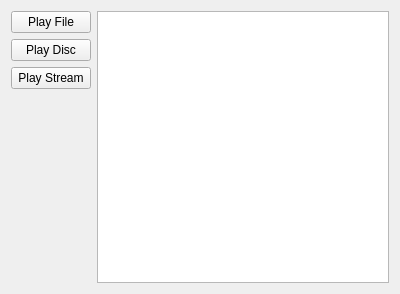
First picture: the form in src/app/loadView.ui, repository KDE/dragon, before the edit.
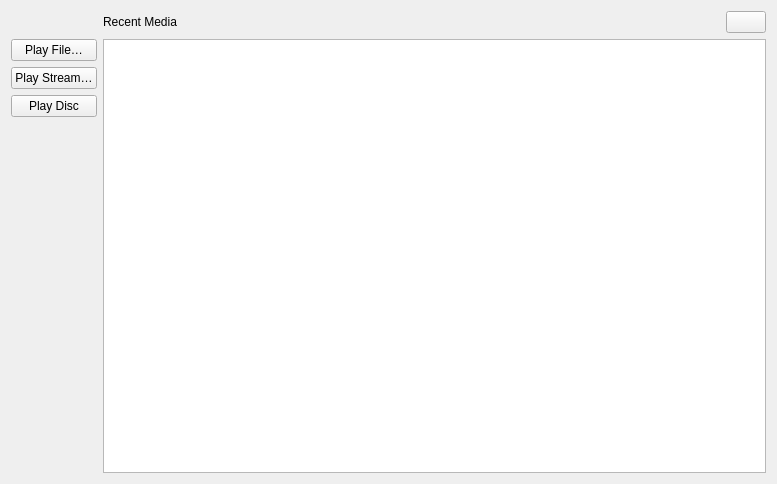
Second picture: the form after the edit. Icons and pictures are not drawn. Custom widgets are drawn as their Qt base class.

Commit message:
add more visible clear button
makes the feature more accessible

```diff
--- a/src/app/loadView.ui
+++ b/src/app/loadView.ui
@@ -6,22 +6,45 @@
    <rect>
     <x>0</x>
     <y>0</y>
-    <width>400</width>
-    <height>294</height>
+    <width>777</width>
+    <height>484</height>
    </rect>
   </property>
   <layout class="QGridLayout" name="gridLayout">
-   <item row="0" column="0">
+   <item row="0" column="1">
+    <widget class="QLabel" name="label">
+     <property name="sizePolicy">
+      <sizepolicy hsizetype="Expanding" vsizetype="Preferred">
+       <horstretch>0</horstretch>
+       <verstretch>0</verstretch>
+      </sizepolicy>
+     </property>
+     <property name="text">
+      <string>Recent Media</string>
+     </property>
+    </widget>
+   </item>
+   <item row="1" column="0">
     <layout class="QVBoxLayout" name="verticalLayout_3">
      <item>
       <widget class="QPushButton" name="m_playFileButton">
        <property name="text">
-        <string comment="@action:button">Play File</string>
+        <string comment="@action:button">Play File…</string>
        </property>
        <property name="icon">
         <iconset theme="folder">
-         <normaloff/>
-        </iconset>
+         <normaloff>.</normaloff>.</iconset>
+       </property>
+      </widget>
+     </item>
+     <item>
+      <widget class="QPushButton" name="m_playStreamButton">
+       <property name="text">
+        <string comment="@action:button">Play Stream…</string>
+       </property>
+       <property name="icon">
+        <iconset theme="document-open-remote">
+         <normaloff>.</normaloff>.</iconset>
        </property>
       </widget>
      </item>
@@ -32,18 +55,7 @@
        </property>
        <property name="icon">
         <iconset theme="media-optical">
-         <normaloff/>
-        </iconset>
-       </property>
-      </widget>
-     </item>
-     <item>
-      <widget class="QPushButton" name="m_playStreamButton">
-       <property name="text">
-        <string comment="@action:button">Play Stream</string>
-       </property>
-       <property name="icon">
-        <iconset theme="document-open-remote"/>
+         <normaloff>.</normaloff>.</iconset>
        </property>
       </widget>
      </item>
@@ -75,8 +87,41 @@
      </item>
     </layout>
    </item>
-   <item row="0" column="1">
-    <widget class="RecentlyPlayedList" name="m_recentlyPlayed"/>
+   <item row="0" column="2">
+    <widget class="QPushButton" name="m_clearRecent">
+     <property name="sizePolicy">
+      <sizepolicy hsizetype="Maximum" vsizetype="Fixed">
+       <horstretch>0</horstretch>
+       <verstretch>0</verstretch>
+      </sizepolicy>
+     </property>
+     <property name="toolTip">
+      <string>Clear Recent Media</string>
+     </property>
+     <property name="accessibleName">
+      <string>Clear Recent Media</string>
+     </property>
+     <property name="text">
+      <string notr="true"/>
+     </property>
+     <property name="icon">
+      <iconset theme="edit-clear-all">
+       <normaloff>.</normaloff>.</iconset>
+     </property>
+    </widget>
+   </item>
+   <item row="1" column="1" colspan="2">
+    <widget class="RecentlyPlayedList" name="m_recentlyPlayed">
+     <property name="sizePolicy">
+      <sizepolicy hsizetype="Expanding" vsizetype="Expanding">
+       <horstretch>0</horstretch>
+       <verstretch>0</verstretch>
+      </sizepolicy>
+     </property>
+     <property name="accessibleDescription">
+      <string>Recent Media List</string>
+     </property>
+    </widget>
    </item>
   </layout>
  </widget>
```
The commit also changes 4 other files.
